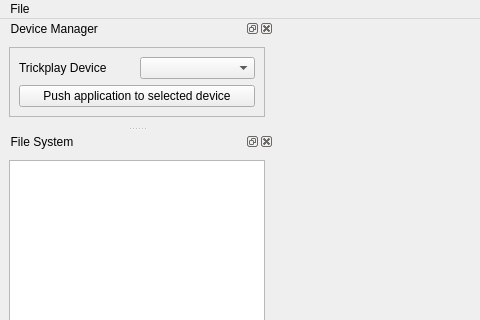
This is tools/debug/TreeView.ui in TrickPlay/Trickplay as Qt 5 draws it before an edit; both pictures show x 0 to 480 and y 0 to 320 of the 1121 by 811 pixel window. The edited form follows.
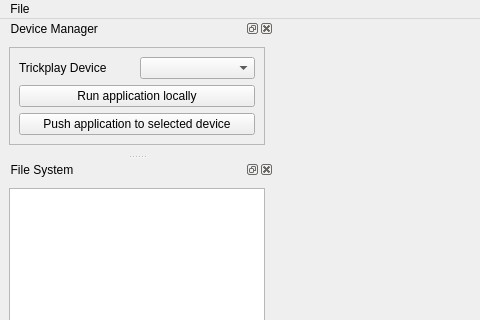
This is the edited form.

The edit to the form file:
```diff
--- a/tools/debug/TreeView.ui
+++ b/tools/debug/TreeView.ui
@@ -175,6 +175,13 @@
           </item>
          </layout>
         </item>
+        <item>
+         <widget class="QPushButton" name="runButton">
+          <property name="text">
+           <string>Run application locally</string>
+          </property>
+         </widget>
+        </item>
         <item>
          <widget class="QPushButton" name="pushAppButton">
           <property name="text">
```
Left out of the diff: 2 changed lines with no effect on the pictures.
